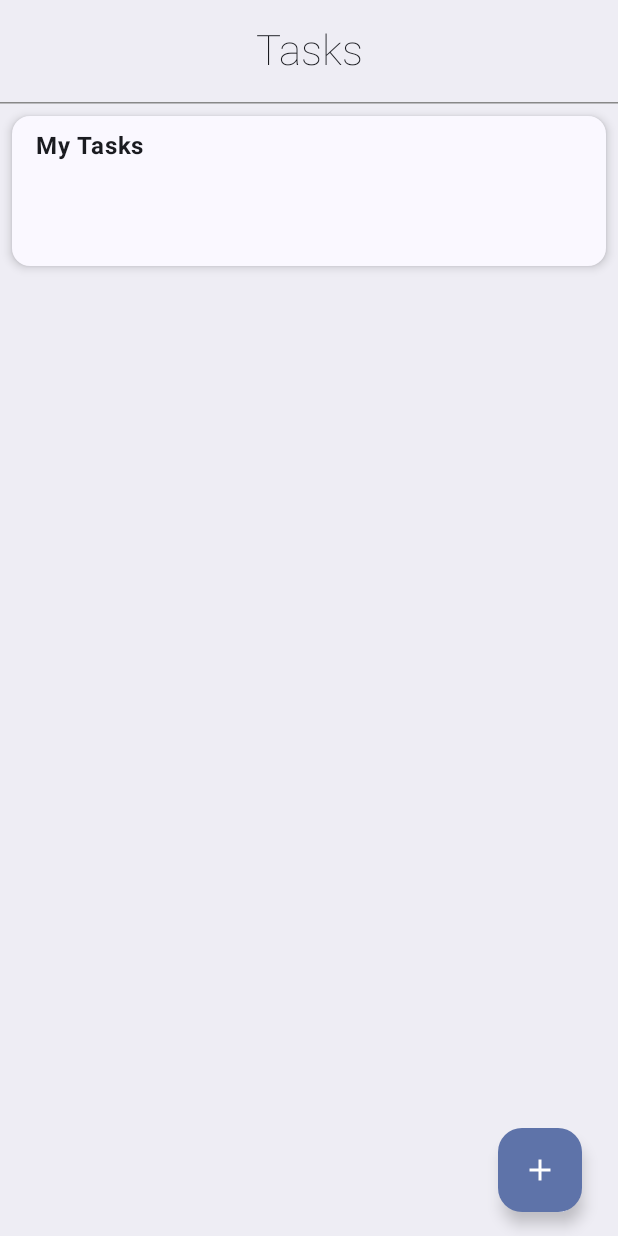
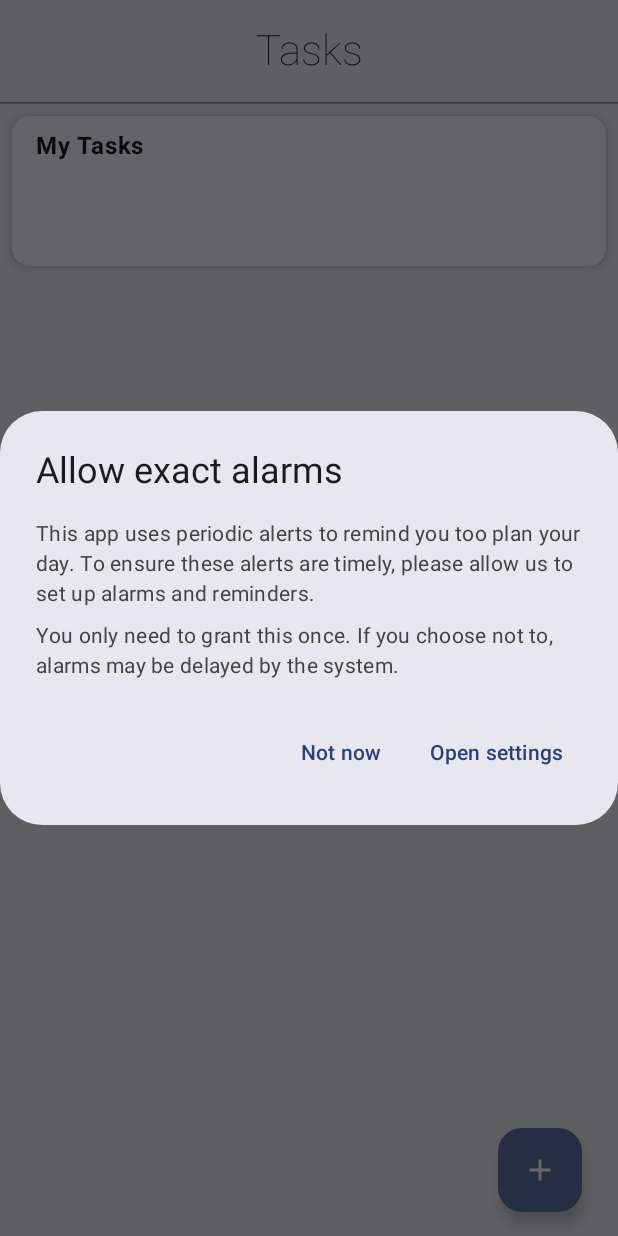
Before and after one commit to Kiryume/OneThing, an Android app built with Jetpack Compose: the screen it shows after launch (MainActivity), on a phone screen of 412 x 824 dp. Run offline under Robolectric (Android 15) with nearby library versions, the phone set to English and light mode, and no system bars; our stand-ins replace Room's generated code.

Commit message:
feat: better notification scheduling

```diff
--- a/app/src/main/java/com/example/onething/MainActivity.kt
+++ b/app/src/main/java/com/example/onething/MainActivity.kt
@@ -1,9 +1,19 @@
 package com.example.onething
 
+import android.Manifest
+import android.app.AlarmManager
 import android.content.Intent
 import android.os.Bundle
+import android.provider.Settings
+import android.util.Log
 import androidx.activity.ComponentActivity
 import androidx.activity.compose.setContent
+import androidx.activity.result.contract.ActivityResultContracts
+import androidx.compose.material3.AlertDialog
+import androidx.compose.material3.Text
+import androidx.compose.runtime.mutableStateOf
+import androidx.compose.runtime.getValue
+import androidx.compose.runtime.setValue
 import androidx.lifecycle.viewmodel.compose.viewModel
 import com.example.onething.data.AppDatabase
 import com.example.onething.ui.TaskListScreen
@@ -13,41 +23,126 @@ import androidx.compose.runtime.collectAsState
 import com.example.onething.notifications.NotificationChannels
 import com.example.onething.ui.AddTaskActivity
 import com.example.onething.ui.theme.OneThingTheme
+import androidx.compose.foundation.layout.Column
+import androidx.compose.foundation.layout.Spacer
+import androidx.compose.foundation.layout.height
+import androidx.compose.material3.TextButton
+import androidx.compose.ui.Modifier
+import androidx.compose.ui.unit.dp
+import androidx.compose.runtime.Composable
+import com.example.onething.notifications.AlarmScheduler
 
 
 class MainActivity : ComponentActivity() {
+
+    private var showAlarmDialog by mutableStateOf(false)
+    private var showNotificationDialog by mutableStateOf(false)
+
+    private val requestNotificationPermission =
+        registerForActivityResult(ActivityResultContracts.RequestPermission()) { granted ->
+            Log.d("MainActivity", "POST_NOTIFICATIONS granted: $granted")
+            showNotificationDialog = !granted
+        }
+
     override fun onCreate(savedInstanceState: Bundle?) {
         super.onCreate(savedInstanceState)
-        setupPermissions()
         NotificationChannels.ensureCreated(this)
 
         val db = AppDatabase.getInstance(applicationContext)
         val dao = db.taskDao()
         val factory = TaskViewModelFactory(applicationContext, dao)
 
+        updatePermissionStates()
+
         setContent {
             OneThingTheme {
                 val viewModel: TaskViewModel = viewModel(factory = factory)
                 val tasks = viewModel.tasks.collectAsState(initial = emptyList()).value
+
+                // Main app UI
                 TaskListScreen(
                     tasks = tasks,
                     onAddClicked = {
                         startActivity(Intent(this, AddTaskActivity::class.java))
                     }
                 )
+
+                if (showAlarmDialog) {
+                    AlarmExplanationDialog(
+                        onOpenSettings = {
+                            openExactAlarmSettings()
+                        },
+                        onDismiss = {
+                            showAlarmDialog = false
+                        }
+                    )
+                } else if (showNotificationDialog) {
+                    NotificationRequestDialog(
+                        onRequest = {
+                            requestNotificationPermission.launch(Manifest.permission.POST_NOTIFICATIONS)
+                        },
+                        onDismiss = {
+                            showNotificationDialog = false
+                        }
+                    )
+                }
             }
         }
     }
 
-    fun setupPermissions() {
-        var showRequest =
-            shouldShowRequestPermissionRationale(android.Manifest.permission.POST_NOTIFICATIONS)
-        if (!showRequest) {
-            requestPermissions(arrayOf(android.Manifest.permission.POST_NOTIFICATIONS), 101)
+    private fun updatePermissionStates() {
+        val alarmManager = getSystemService(AlarmManager::class.java)
+        val canSchedule = alarmManager?.canScheduleExactAlarms() ?: false
+        Log.d("MainActivity", "canScheduleExactAlarms: $canSchedule")
+        showAlarmDialog = !canSchedule
+        AlarmScheduler.scheduleInitialAlarm(this)
+
+        val notifyPerm = checkSelfPermission(Manifest.permission.POST_NOTIFICATIONS)
+        Log.d("MainActivity", "POST_NOTIFICATIONS permission: $notifyPerm")
+        showNotificationDialog = (notifyPerm != android.content.pm.PackageManager.PERMISSION_GRANTED)
+    }
+
+    private fun openExactAlarmSettings() {
+        val intent = Intent(Settings.ACTION_REQUEST_SCHEDULE_EXACT_ALARM).apply {
+            putExtra("android.provider.extra.PACKAGE_NAME", packageName)
         }
-        showRequest = shouldShowRequestPermissionRationale(android.Manifest.permission.SCHEDULE_EXACT_ALARM)
-        if (!showRequest) {
-            requestPermissions(arrayOf(android.Manifest.permission.SCHEDULE_EXACT_ALARM), 102)
-        }
+        startActivity(intent)
     }
 }
+
+
+@Composable
+private fun AlarmExplanationDialog(onOpenSettings: () -> Unit, onDismiss: () -> Unit) {
+    AlertDialog(
+        onDismissRequest = onDismiss,
+        title = { Text("Allow exact alarms") },
+        text = {
+            Column {
+                Text("This app uses periodic alerts to remind you too plan your day. To ensure these alerts are timely, please allow us to set up alarms and reminders.")
+                Spacer(Modifier.height(8.dp))
+                Text("You only need to grant this once. If you choose not to, alarms may be delayed by the system.")
+            }
+        },
+        confirmButton = {
+            TextButton(onClick = onOpenSettings) { Text("Open settings") }
+        },
+        dismissButton = {
+            TextButton(onClick = onDismiss) { Text("Not now") }
+        }
+    )
+}
+
+@Composable
+private fun NotificationRequestDialog(onRequest: () -> Unit, onDismiss: () -> Unit) {
+    AlertDialog(
+        onDismissRequest = onDismiss,
+        title = { Text("Notifications") },
+        text = { Text("This app uses notifications to remind you about tasks. Please allow notifications.") },
+        confirmButton = {
+            TextButton(onClick = onRequest) { Text("Allow") }
+        },
+        dismissButton = {
+            TextButton(onClick = onDismiss) { Text("Not now") }
+        }
+    )
+}
--- a/app/src/main/java/com/example/onething/data/TaskDao.kt
+++ b/app/src/main/java/com/example/onething/data/TaskDao.kt
@@ -9,7 +9,6 @@ interface TaskDao {
     @Query("SELECT * FROM Task WHERE date BETWEEN :start AND :end ORDER BY date DESC")
     fun getAllToday(start: Instant = DateUtils.todayRange().first, end: Instant = DateUtils.todayRange().second): Flow<List<Task>>
 
-    // Snapshot list for non-reactive consumers (e.g., widgets)
     @Query("SELECT * FROM Task WHERE date BETWEEN :start AND :end ORDER BY date DESC")
     suspend fun getAllOnce(start: Instant = DateUtils.todayRange().first, end: Instant = DateUtils.todayRange().second): List<Task>
 
--- a/app/src/main/java/com/example/onething/notifications/AlarmReciever.kt
+++ b/app/src/main/java/com/example/onething/notifications/AlarmReciever.kt
@@ -22,7 +22,7 @@ class AlarmReceiver : BroadcastReceiver() {
                 }
             }
 
-            Intent.ACTION_BOOT_COMPLETED -> {
+            Intent.ACTION_BOOT_COMPLETED, Intent.ACTION_LOCKED_BOOT_COMPLETED, Intent.ACTION_TIME_CHANGED, Intent.ACTION_TIMEZONE_CHANGED -> {
                 AlarmScheduler.scheduleInitialAlarm(context)
             }
         }
--- a/app/src/main/java/com/example/onething/notifications/AlarmScheduler.kt
+++ b/app/src/main/java/com/example/onething/notifications/AlarmScheduler.kt
@@ -11,13 +11,14 @@ import java.util.Calendar
 object AlarmScheduler {
 
     const val ACTION_SHOW_INITIAL_NOTIFICATION =
-        "com.example.myapp.ACTION_SHOW_INITIAL_NOTIFICATION"
+        "com.example.onething.ACTION_SHOW_INITIAL_NOTIFICATION"
     const val ACTION_CHECK_NOTIFICATION_STATUS =
-        "com.example.myapp.ACTION_CHECK_NOTIFICATION_STATUS"
+        "com.example.onething.ACTION_CHECK_NOTIFICATION_STATUS"
 
-    private const val FIVE_MINUTES_MS = 5 * 60 * 1000L
+    private const val FIVE_MINUTES_MS = 5 /* 60 */* 1000L
 
     fun scheduleInitialAlarm(context: Context) {
+        Log.d("AlarmScheduler", "Scheduling initial alarm")
         val alarmManager = context.getSystemService(Context.ALARM_SERVICE) as AlarmManager
         val intent = Intent(context, AlarmReceiver::class.java).apply {
             action = ACTION_SHOW_INITIAL_NOTIFICATION
--- a/app/src/main/java/com/example/onething/ui/AddTaskActivity.kt
+++ b/app/src/main/java/com/example/onething/ui/AddTaskActivity.kt
@@ -34,7 +34,6 @@ import kotlinx.coroutines.withContext
 class AddTaskActivity : ComponentActivity() {
     override fun onCreate(savedInstanceState: Bundle?) {
         super.onCreate(savedInstanceState)
-        // Draw behind system bars so IME insets work nicely with imePadding
         WindowCompat.setDecorFitsSystemWindows(window, false)
         enableEdgeToEdge()
 
```
